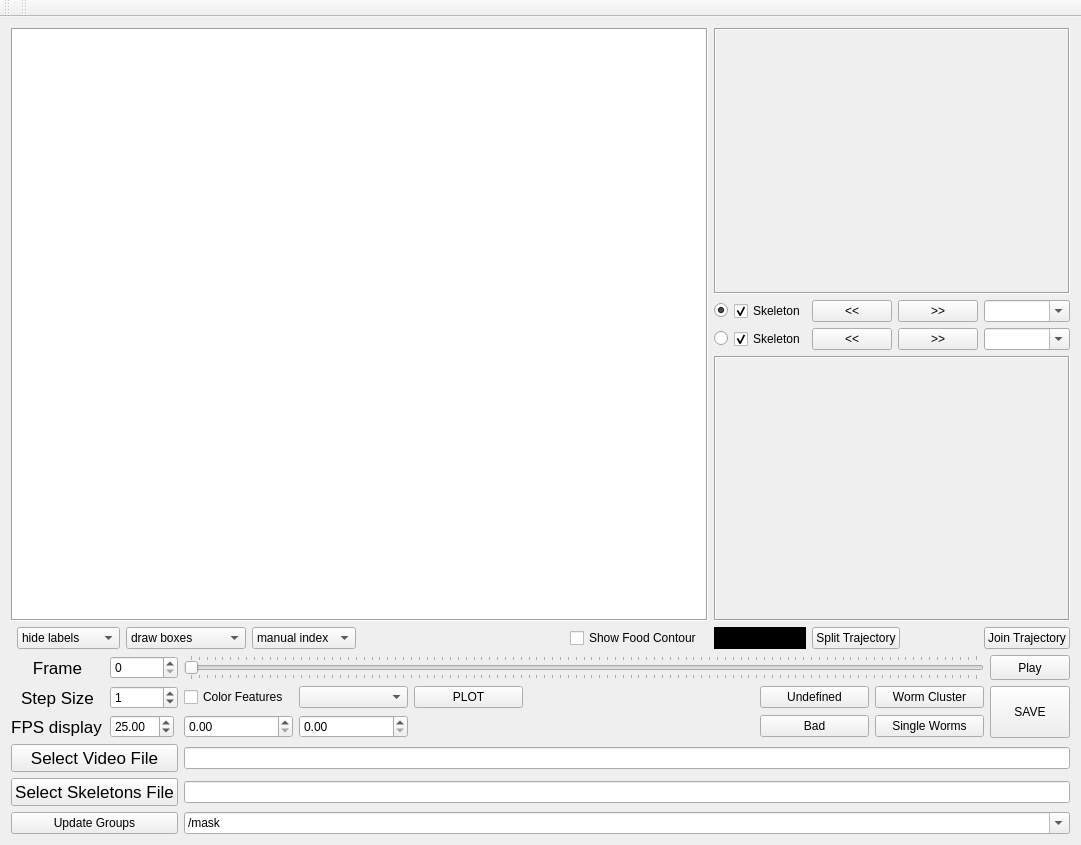
First picture: the form in tierpsy/gui/QtDesignerFiles/MWTrackerViewer.ui, repository ver228/tierpsy-tracker, before the edit.
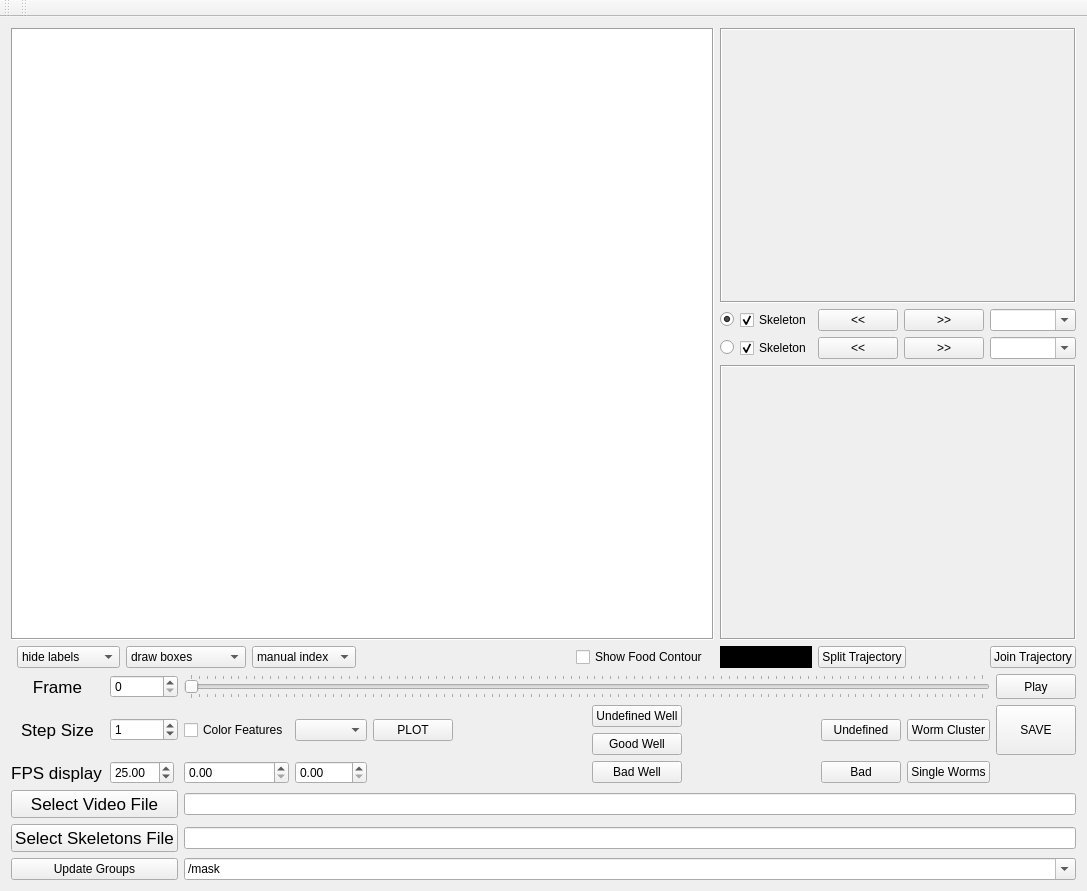
Second picture: the form after the edit.

Commit message: good/bad wells: added column in wells dataframe in FOVMultiWellsSplitter class, and plotting function. Added buttons to the guy (no callback yet)

Patch:
```diff
--- a/tierpsy/gui/QtDesignerFiles/MWTrackerViewer.ui
+++ b/tierpsy/gui/QtDesignerFiles/MWTrackerViewer.ui
@@ -6,8 +6,8 @@
    <rect>
     <x>0</x>
     <y>0</y>
-    <width>1081</width>
-    <height>845</height>
+    <width>1087</width>
+    <height>891</height>
    </rect>
   </property>
   <property name="sizePolicy">
@@ -26,318 +26,12 @@
    <property name="enabled">
     <bool>true</bool>
    </property>
-   <layout class="QGridLayout" name="gridLayout_4">
-    <item row="1" column="0">
-     <layout class="QGridLayout" name="gridLayout" columnstretch="0,0,0,0,0,0,0,0,0,0,0,0,0">
-      <item row="4" column="5" colspan="8">
-       <widget class="QLineEdit" name="lineEdit_video">
-        <property name="text">
-         <string/>
-        </property>
-       </widget>
-      </item>
-      <item row="6" column="0" colspan="2">
-       <widget class="QPushButton" name="pushButton_h5groups">
-        <property name="text">
-         <string>Update Groups</string>
-        </property>
-       </widget>
-      </item>
-      <item row="2" column="1">
-       <widget class="QSpinBox" name="spinBox_step">
-        <property name="maximum">
-         <number>100000</number>
-        </property>
-        <property name="value">
-         <number>1</number>
-        </property>
-       </widget>
-      </item>
-      <item row="6" column="5" colspan="8">
-       <widget class="QComboBox" name="comboBox_h5path">
-        <property name="editable">
-         <bool>true</bool>
-        </property>
-        <item>
-         <property name="text">
-          <string>/mask</string>
-         </property>
-        </item>
-        <item>
-         <property name="text">
-          <string>/full_data</string>
-         </property>
-        </item>
-       </widget>
-      </item>
-      <item row="0" column="12">
-       <widget class="QPushButton" name="playButton">
-        <property name="sizePolicy">
-         <sizepolicy hsizetype="Minimum" vsizetype="Minimum">
-          <horstretch>0</horstretch>
-          <verstretch>0</verstretch>
-         </sizepolicy>
-        </property>
-        <property name="text">
-         <string>Play</string>
-        </property>
-        <property name="checkable">
-         <bool>false</bool>
-        </property>
-       </widget>
-      </item>
-      <item row="2" column="0">
-       <widget class="QLabel" name="label_step">
-        <property name="font">
-         <font>
-          <pointsize>13</pointsize>
-         </font>
-        </property>
-        <property name="text">
-         <string>Step Size</string>
-        </property>
-        <property name="alignment">
-         <set>Qt::AlignCenter</set>
-        </property>
-       </widget>
-      </item>
-      <item row="5" column="0" colspan="2">
-       <widget class="QPushButton" name="pushButton_skel">
-        <property name="sizePolicy">
-         <sizepolicy hsizetype="Expanding" vsizetype="Fixed">
-          <horstretch>0</horstretch>
-          <verstretch>0</verstretch>
-         </sizepolicy>
-        </property>
-        <property name="font">
-         <font>
-          <pointsize>13</pointsize>
-         </font>
-        </property>
-        <property name="text">
-         <string>Select Skeletons File</string>
-        </property>
-       </widget>
-      </item>
-      <item row="0" column="5" colspan="7">
-       <widget class="QSlider" name="imageSlider">
-        <property name="sizePolicy">
-         <sizepolicy hsizetype="Expanding" vsizetype="Fixed">
-          <horstretch>0</horstretch>
-          <verstretch>0</verstretch>
-         </sizepolicy>
-        </property>
-        <property name="cursor">
-         <cursorShape>OpenHandCursor</cursorShape>
-        </property>
-        <property name="mouseTracking">
-         <bool>true</bool>
-        </property>
-        <property name="autoFillBackground">
-         <bool>false</bool>
-        </property>
-        <property name="maximum">
-         <number>100</number>
-        </property>
-        <property name="orientation">
-         <enum>Qt::Horizontal</enum>
-        </property>
-        <property name="invertedAppearance">
-         <bool>false</bool>
-        </property>
-        <property name="invertedControls">
-         <bool>false</bool>
-        </property>
-        <property name="tickPosition">
-         <enum>QSlider::TicksBothSides</enum>
-        </property>
-       </widget>
-      </item>
-      <item row="4" column="0" colspan="2">
-       <widget class="QPushButton" name="pushButton_video">
-        <property name="sizePolicy">
-         <sizepolicy hsizetype="Expanding" vsizetype="Fixed">
-          <horstretch>0</horstretch>
-          <verstretch>0</verstretch>
-         </sizepolicy>
-        </property>
-        <property name="font">
-         <font>
-          <pointsize>13</pointsize>
-         </font>
-        </property>
-        <property name="text">
-         <string>Select Video File</string>
-        </property>
-       </widget>
-      </item>
-      <item row="5" column="5" colspan="8">
-       <widget class="QLineEdit" name="lineEdit_skel"/>
-      </item>
-      <item row="0" column="0">
-       <widget class="QLabel" name="label_frame">
-        <property name="font">
-         <font>
-          <pointsize>13</pointsize>
-         </font>
-        </property>
-        <property name="text">
-         <string>Frame</string>
-        </property>
-        <property name="alignment">
-         <set>Qt::AlignCenter</set>
-        </property>
-       </widget>
-      </item>
-      <item row="3" column="1">
-       <widget class="QDoubleSpinBox" name="doubleSpinBox_fps">
-        <property name="sizePolicy">
-         <sizepolicy hsizetype="Maximum" vsizetype="Fixed">
-          <horstretch>0</horstretch>
-          <verstretch>0</verstretch>
-         </sizepolicy>
-        </property>
-        <property name="maximum">
-         <double>100.000000000000000</double>
-        </property>
-        <property name="value">
-         <double>25.000000000000000</double>
-        </property>
-       </widget>
-      </item>
-      <item row="0" column="1">
-       <widget class="QSpinBox" name="spinBox_frame"/>
-      </item>
-      <item row="3" column="0">
-       <widget class="QLabel" name="label_fps">
-        <property name="sizePolicy">
-         <sizepolicy hsizetype="Maximum" vsizetype="Preferred">
-          <horstretch>0</horstretch>
-          <verstretch>0</verstretch>
-         </sizepolicy>
-        </property>
-        <property name="font">
-         <font>
-          <pointsize>13</pointsize>
-         </font>
-        </property>
-        <property name="text">
-         <string>FPS display</string>
-        </property>
-        <property name="alignment">
-         <set>Qt::AlignCenter</set>
-        </property>
-       </widget>
-      </item>
-      <item row="2" column="12" rowspan="2">
-       <widget class="QPushButton" name="pushButton_save">
-        <property name="sizePolicy">
-         <sizepolicy hsizetype="Maximum" vsizetype="Minimum">
-          <horstretch>0</horstretch>
-          <verstretch>0</verstretch>
-         </sizepolicy>
-        </property>
-        <property name="text">
-         <string>SAVE</string>
-        </property>
-       </widget>
-      </item>
-      <item row="2" column="6">
-       <widget class="QComboBox" name="feature_column"/>
-      </item>
-      <item row="2" column="11">
-       <widget class="QPushButton" name="pushButton_WS">
-        <property name="sizePolicy">
-         <sizepolicy hsizetype="Minimum" vsizetype="Fixed">
-          <horstretch>0</horstretch>
-          <verstretch>0</verstretch>
-         </sizepolicy>
-        </property>
-        <property name="text">
-         <string>Worm Cluster</string>
-        </property>
-       </widget>
-      </item>
-      <item row="2" column="5">
-       <widget class="QCheckBox" name="is_color_features">
-        <property name="text">
-         <string>Color Features</string>
-        </property>
-       </widget>
-      </item>
-      <item row="2" column="10">
-       <widget class="QPushButton" name="pushButton_U">
-        <property name="sizePolicy">
-         <sizepolicy hsizetype="Minimum" vsizetype="Fixed">
-          <horstretch>0</horstretch>
-          <verstretch>0</verstretch>
-         </sizepolicy>
-        </property>
-        <property name="text">
-         <string>Undefined</string>
-        </property>
-       </widget>
-      </item>
-      <item row="3" column="5">
-       <widget class="QDoubleSpinBox" name="feat_min_value"/>
-      </item>
-      <item row="3" column="6">
-       <widget class="QDoubleSpinBox" name="feat_max_value"/>
-      </item>
-      <item row="3" column="11">
-       <widget class="QPushButton" name="pushButton_W">
-        <property name="text">
-         <string>Single Worms</string>
-        </property>
-       </widget>
-      </item>
-      <item row="3" column="10">
-       <widget class="QPushButton" name="pushButton_B">
-        <property name="text">
-         <string>Bad</string>
-        </property>
-       </widget>
-      </item>
-      <item row="2" column="7">
-       <widget class="QPushButton" name="pushButton_plot">
-        <property name="text">
-         <string>PLOT</string>
-        </property>
-       </widget>
-      </item>
-     </layout>
-    </item>
+   <layout class="QGridLayout" name="gridLayout_2">
     <item row="0" column="0">
      <layout class="QGridLayout" name="gridLayout_3">
       <property name="sizeConstraint">
        <enum>QLayout::SetMinimumSize</enum>
       </property>
-      <item row="2" column="15">
-       <widget class="QPushButton" name="pushButton_ROI2_RW">
-        <property name="sizePolicy">
-         <sizepolicy hsizetype="Fixed" vsizetype="Fixed">
-          <horstretch>0</horstretch>
-          <verstretch>0</verstretch>
-         </sizepolicy>
-        </property>
-        <property name="text">
-         <string>&lt;&lt;</string>
-        </property>
-       </widget>
-      </item>
-      <item row="2" column="16">
-       <widget class="QPushButton" name="pushButton_ROI2_FF">
-        <property name="sizePolicy">
-         <sizepolicy hsizetype="Fixed" vsizetype="Fixed">
-          <horstretch>0</horstretch>
-          <verstretch>0</verstretch>
-         </sizepolicy>
-        </property>
-        <property name="text">
-         <string>&gt;&gt;</string>
-        </property>
-       </widget>
-      </item>
       <item row="0" column="0" rowspan="4" colspan="8">
        <widget class="QGraphicsView" name="mainGraphicsView">
         <property name="sizePolicy">
@@ -369,31 +63,35 @@
         </property>
        </widget>
       </item>
-      <item row="4" column="1">
-       <widget class="QComboBox" name="comboBox_showLabels">
-        <item>
-         <property name="text">
-          <string>hide labels</string>
-         </property>
-        </item>
-        <item>
-         <property name="text">
-          <string>all labels</string>
-         </property>
-        </item>
-        <item>
-         <property name="text">
-          <string>filtered labels</string>
-         </property>
-        </item>
+      <item row="1" column="16">
+       <widget class="QPushButton" name="pushButton_ROI1_FF">
+        <property name="sizePolicy">
+         <sizepolicy hsizetype="Fixed" vsizetype="Fixed">
+          <horstretch>0</horstretch>
+          <verstretch>0</verstretch>
+         </sizepolicy>
+        </property>
+        <property name="text">
+         <string>&gt;&gt;</string>
+        </property>
        </widget>
       </item>
-      <item row="1" column="11">
-       <widget class="QRadioButton" name="radioButton_ROI1">
+      <item row="2" column="16">
+       <widget class="QPushButton" name="pushButton_ROI2_FF">
+        <property name="sizePolicy">
+         <sizepolicy hsizetype="Fixed" vsizetype="Fixed">
+          <horstretch>0</horstretch>
+          <verstretch>0</verstretch>
+         </sizepolicy>
+        </property>
         <property name="text">
-         <string/>
+         <string>&gt;&gt;</string>
         </property>
-        <property name="checked">
+       </widget>
+      </item>
+      <item row="2" column="17">
+       <widget class="QComboBox" name="comboBox_ROI2">
+        <property name="editable">
          <bool>true</bool>
         </property>
        </widget>
@@ -411,6 +109,25 @@
         </property>
        </widget>
       </item>
+      <item row="3" column="11" colspan="7">
+       <widget class="QLabel" name="wormCanvas2">
+        <property name="sizePolicy">
+         <sizepolicy hsizetype="Ignored" vsizetype="Ignored">
+          <horstretch>0</horstretch>
+          <verstretch>0</verstretch>
+         </sizepolicy>
+        </property>
+        <property name="frameShape">
+         <enum>QFrame::Box</enum>
+        </property>
+        <property name="frameShadow">
+         <enum>QFrame::Sunken</enum>
+        </property>
+        <property name="text">
+         <string/>
+        </property>
+       </widget>
+      </item>
       <item row="2" column="11">
        <widget class="QRadioButton" name="radioButton_ROI2">
         <property name="text">
@@ -418,20 +135,6 @@
         </property>
        </widget>
       </item>
-      <item row="4" column="3">
-       <widget class="QComboBox" name="comboBox_labelType">
-        <item>
-         <property name="text">
-          <string>manual index</string>
-         </property>
-        </item>
-        <item>
-         <property name="text">
-          <string>auto index</string>
-         </property>
-        </item>
-       </widget>
-      </item>
       <item row="0" column="11" colspan="7">
        <widget class="QLabel" name="wormCanvas1">
         <property name="sizePolicy">
@@ -451,27 +154,54 @@
         </property>
        </widget>
       </item>
-      <item row="3" column="11" colspan="7">
-       <widget class="QLabel" name="wormCanvas2">
-        <property name="sizePolicy">
-         <sizepolicy hsizetype="Ignored" vsizetype="Ignored">
-          <horstretch>0</horstretch>
-          <verstretch>0</verstretch>
-         </sizepolicy>
-        </property>
-        <property name="frameShape">
-         <enum>QFrame::Box</enum>
-        </property>
-        <property name="frameShadow">
-         <enum>QFrame::Sunken</enum>
-        </property>
+      <item row="1" column="11">
+       <widget class="QRadioButton" name="radioButton_ROI1">
         <property name="text">
          <string/>
         </property>
+        <property name="checked">
+         <bool>true</bool>
+        </property>
        </widget>
       </item>
-      <item row="1" column="16">
-       <widget class="QPushButton" name="pushButton_ROI1_FF">
+      <item row="1" column="17">
+       <widget class="QComboBox" name="comboBox_ROI1">
+        <property name="editable">
+         <bool>true</bool>
+        </property>
+       </widget>
+      </item>
+      <item row="1" column="12" colspan="3">
+       <widget class="QCheckBox" name="checkBox_ROI1">
+        <property name="text">
+         <string>Skeleton</string>
+        </property>
+        <property name="checked">
+         <bool>true</bool>
+        </property>
+       </widget>
+      </item>
+      <item row="4" column="1">
+       <widget class="QComboBox" name="comboBox_showLabels">
+        <item>
+         <property name="text">
+          <string>hide labels</string>
+         </property>
+        </item>
+        <item>
+         <property name="text">
+          <string>all labels</string>
+         </property>
+        </item>
+        <item>
+         <property name="text">
+          <string>filtered labels</string>
+         </property>
+        </item>
+       </widget>
+      </item>
+      <item row="2" column="15">
+       <widget class="QPushButton" name="pushButton_ROI2_RW">
         <property name="sizePolicy">
          <sizepolicy hsizetype="Fixed" vsizetype="Fixed">
           <horstretch>0</horstretch>
@@ -479,7 +209,17 @@
          </sizepolicy>
         </property>
         <property name="text">
-         <string>&gt;&gt;</string>
+         <string>&lt;&lt;</string>
+        </property>
+       </widget>
+      </item>
+      <item row="2" column="12" colspan="3">
+       <widget class="QCheckBox" name="checkBox_ROI2">
+        <property name="text">
+         <string>Skeleton</string>
+        </property>
+        <property name="checked">
+         <bool>true</bool>
         </property>
        </widget>
       </item>
@@ -497,6 +237,27 @@
         </item>
        </widget>
       </item>
+      <item row="4" column="3">
+       <widget class="QComboBox" name="comboBox_labelType">
+        <item>
+         <property name="text">
+          <string>manual index</string>
+         </property>
+        </item>
+        <item>
+         <property name="text">
+          <string>auto index</string>
+         </property>
+        </item>
+       </widget>
+      </item>
+      <item row="4" column="6">
+       <widget class="QCheckBox" name="checkBox_showFood">
+        <property name="text">
+         <string>Show Food Contour</string>
+        </property>
+       </widget>
+      </item>
       <item row="4" column="5">
        <spacer name="horizontalSpacer_2">
         <property name="orientation">
@@ -513,47 +274,6 @@
         </property>
        </spacer>
       </item>
-      <item row="1" column="17">
-       <widget class="QComboBox" name="comboBox_ROI1">
-        <property name="editable">
-         <bool>true</bool>
-        </property>
-       </widget>
-      </item>
-      <item row="2" column="17">
-       <widget class="QComboBox" name="comboBox_ROI2">
-        <property name="editable">
-         <bool>true</bool>
-        </property>
-       </widget>
-      </item>
-      <item row="4" column="17">
-       <widget class="QPushButton" name="pushButton_join">
-        <property name="text">
-         <string>Join Trajectory</string>
-        </property>
-       </widget>
-      </item>
-      <item row="1" column="12" colspan="3">
-       <widget class="QCheckBox" name="checkBox_ROI1">
-        <property name="text">
-         <string>Skeleton</string>
-        </property>
-        <property name="checked">
-         <bool>true</bool>
-        </property>
-       </widget>
-      </item>
-      <item row="2" column="12" colspan="3">
-       <widget class="QCheckBox" name="checkBox_ROI2">
-        <property name="text">
-         <string>Skeleton</string>
-        </property>
-        <property name="checked">
-         <bool>true</bool>
-        </property>
-       </widget>
-      </item>
       <item row="4" column="11" colspan="4">
        <widget class="QLabel" name="intensity_label">
         <property name="sizePolicy">
@@ -583,25 +303,350 @@
         </property>
        </widget>
       </item>
-      <item row="4" column="6">
-       <widget class="QCheckBox" name="checkBox_showFood">
+      <item row="4" column="17">
+       <widget class="QPushButton" name="pushButton_join">
         <property name="text">
-         <string>Show Food Contour</string>
+         <string>Join Trajectory</string>
+        </property>
+       </widget>
+      </item>
+     </layout>
+    </item>
+    <item row="1" column="0">
+     <layout class="QGridLayout" name="gridLayout">
+      <item row="0" column="2" colspan="8">
+       <widget class="QSlider" name="imageSlider">
+        <property name="sizePolicy">
+         <sizepolicy hsizetype="Expanding" vsizetype="Fixed">
+          <horstretch>0</horstretch>
+          <verstretch>0</verstretch>
+         </sizepolicy>
+        </property>
+        <property name="cursor">
+         <cursorShape>OpenHandCursor</cursorShape>
+        </property>
+        <property name="mouseTracking">
+         <bool>true</bool>
+        </property>
+        <property name="autoFillBackground">
+         <bool>false</bool>
+        </property>
+        <property name="maximum">
+         <number>100</number>
+        </property>
+        <property name="orientation">
+         <enum>Qt::Horizontal</enum>
+        </property>
+        <property name="invertedAppearance">
+         <bool>false</bool>
+        </property>
+        <property name="invertedControls">
+         <bool>false</bool>
+        </property>
+        <property name="tickPosition">
+         <enum>QSlider::TicksBothSides</enum>
+        </property>
+       </widget>
+      </item>
+      <item row="1" column="0" rowspan="2">
+       <widget class="QLabel" name="label_step">
+        <property name="font">
+         <font>
+          <pointsize>13</pointsize>
+         </font>
+        </property>
+        <property name="text">
+         <string>Step Size</string>
+        </property>
+        <property name="alignment">
+         <set>Qt::AlignCenter</set>
+        </property>
+       </widget>
+      </item>
+      <item row="1" column="1" rowspan="2">
+       <widget class="QSpinBox" name="spinBox_step">
+        <property name="maximum">
+         <number>100000</number>
+        </property>
+        <property name="value">
+         <number>1</number>
+        </property>
+       </widget>
+      </item>
+      <item row="1" column="2" rowspan="2">
+       <widget class="QCheckBox" name="is_color_features">
+        <property name="text">
+         <string>Color Features</string>
+        </property>
+       </widget>
+      </item>
+      <item row="1" column="3" rowspan="2">
+       <widget class="QComboBox" name="feature_column"/>
+      </item>
+      <item row="1" column="4" rowspan="2">
+       <widget class="QPushButton" name="pushButton_plot">
+        <property name="text">
+         <string>PLOT</string>
+        </property>
+       </widget>
+      </item>
+      <item row="0" column="1">
+       <widget class="QSpinBox" name="spinBox_frame"/>
+      </item>
+      <item row="0" column="0">
+       <widget class="QLabel" name="label_frame">
+        <property name="font">
+         <font>
+          <pointsize>13</pointsize>
+         </font>
+        </property>
+        <property name="text">
+         <string>Frame</string>
+        </property>
+        <property name="alignment">
+         <set>Qt::AlignCenter</set>
+        </property>
+       </widget>
+      </item>
+      <item row="1" column="5" rowspan="2">
+       <spacer name="horizontalSpacer">
+        <property name="orientation">
+         <enum>Qt::Horizontal</enum>
+        </property>
+        <property name="sizeHint" stdset="0">
+         <size>
+          <width>40</width>
+          <height>20</height>
+         </size>
+        </property>
+       </spacer>
+      </item>
+      <item row="1" column="6">
+       <widget class="QPushButton" name="pushButton">
+        <property name="text">
+         <string>Undefined Well</string>
+        </property>
+       </widget>
+      </item>
+      <item row="1" column="9" rowspan="2">
+       <widget class="QPushButton" name="pushButton_WS">
+        <property name="sizePolicy">
+         <sizepolicy hsizetype="Minimum" vsizetype="Fixed">
+          <horstretch>0</horstretch>
+          <verstretch>0</verstretch>
+         </sizepolicy>
+        </property>
+        <property name="text">
+         <string>Worm Cluster</string>
+        </property>
+       </widget>
+      </item>
+      <item row="1" column="7" rowspan="2">
+       <spacer name="horizontalSpacer_3">
+        <property name="orientation">
+         <enum>Qt::Horizontal</enum>
+        </property>
+        <property name="sizeHint" stdset="0">
+         <size>
+          <width>40</width>
+          <height>20</height>
+         </size>
+        </property>
+       </spacer>
+      </item>
+      <item row="1" column="8" rowspan="2">
+       <widget class="QPushButton" name="pushButton_U">
+        <property name="sizePolicy">
+         <sizepolicy hsizetype="Minimum" vsizetype="Fixed">
+          <horstretch>0</horstretch>
+          <verstretch>0</verstretch>
+         </sizepolicy>
+        </property>
+        <property name="text">
+         <string>Undefined</string>
+        </property>
+       </widget>
+      </item>
+      <item row="1" column="10" rowspan="2">
+       <widget class="QPushButton" name="pushButton_save">
+        <property name="sizePolicy">
+         <sizepolicy hsizetype="Maximum" vsizetype="Minimum">
+          <horstretch>0</horstretch>
+          <verstretch>0</verstretch>
+         </sizepolicy>
+        </property>
+        <property name="text">
+         <string>SAVE</string>
+        </property>
+       </widget>
+      </item>
+      <item row="2" column="6">
+       <widget class="QPushButton" name="pushButton_2">
+        <property name="text">
+         <string>Good Well</string>
+        </property>
+       </widget>
+      </item>
+      <item row="3" column="0">
+       <widget class="QLabel" name="label_fps">
+        <property name="sizePolicy">
+         <sizepolicy hsizetype="Maximum" vsizetype="Preferred">
+          <horstretch>0</horstretch>
+          <verstretch>0</verstretch>
+         </sizepolicy>
+        </property>
+        <property name="font">
+         <font>
+          <pointsize>13</pointsize>
+         </font>
+        </property>
+        <property name="text">
+         <string>FPS display</string>
+        </property>
+        <property name="alignment">
+         <set>Qt::AlignCenter</set>
+        </property>
+       </widget>
+      </item>
+      <item row="3" column="1">
+       <widget class="QDoubleSpinBox" name="doubleSpinBox_fps">
+        <property name="sizePolicy">
+         <sizepolicy hsizetype="Maximum" vsizetype="Fixed">
+          <horstretch>0</horstretch>
+          <verstretch>0</verstretch>
+         </sizepolicy>
+        </property>
+        <property name="maximum">
+         <double>100.000000000000000</double>
+        </property>
+        <property name="value">
+         <double>25.000000000000000</double>
+        </property>
+       </widget>
+      </item>
+      <item row="3" column="2">
+       <widget class="QDoubleSpinBox" name="feat_min_value"/>
+      </item>
+      <item row="3" column="3">
+       <widget class="QDoubleSpinBox" name="feat_max_value"/>
+      </item>
+      <item row="3" column="6">
+       <widget class="QPushButton" name="pushButton_3">
+        <property name="text">
+         <string>Bad Well</string>
+        </property>
+       </widget>
+      </item>
+      <item row="3" column="8">
+       <widget class="QPushButton" name="pushButton_B">
+        <property name="text">
+         <string>Bad</string>
+        </property>
+       </widget>
+      </item>
+      <item row="3" column="9">
+       <widget class="QPushButton" name="pushButton_W">
+        <property name="text">
+         <string>Single Worms</string>
+        </property>
+       </widget>
+      </item>
+      <item row="4" column="0" colspan="2">
+       <widget class="QPushButton" name="pushButton_video">
+        <property name="sizePolicy">
+         <sizepolicy hsizetype="Expanding" vsizetype="Fixed">
+          <horstretch>0</horstretch>
+          <verstretch>0</verstretch>
+         </sizepolicy>
+        </property>
+        <property name="font">
+         <font>
+          <pointsize>13</pointsize>
+         </font>
+        </property>
+        <property name="text">
+         <string>Select Video File</string>
+        </property>
+       </widget>
+      </item>
+      <item row="4" column="2" colspan="9">
+       <widget class="QLineEdit" name="lineEdit_video">
+        <property name="text">
+         <string/>
+        </property>
+       </widget>
+      </item>
+      <item row="5" column="0" colspan="2">
+       <widget class="QPushButton" name="pushButton_skel">
+        <property name="sizePolicy">
+         <sizepolicy hsizetype="Expanding" vsizetype="Fixed">
+          <horstretch>0</horstretch>
+          <verstretch>0</verstretch>
+         </sizepolicy>
+        </property>
+        <property name="font">
+         <font>
+          <pointsize>13</pointsize>
+         </font>
+        </property>
+        <property name="text">
+         <string>Select Skeletons File</string>
+        </property>
+       </widget>
+      </item>
+      <item row="5" column="2" colspan="9">
+       <widget class="QLineEdit" name="lineEdit_skel"/>
+      </item>
+      <item row="6" column="0" colspan="2">
+       <widget class="QPushButton" name="pushButton_h5groups">
+        <property name="text">
+         <string>Update Groups</string>
+        </property>
+       </widget>
+      </item>
+      <item row="6" column="2" colspan="9">
+       <widget class="QComboBox" name="comboBox_h5path">
+        <property name="editable">
+         <bool>true</bool>
+        </property>
+        <item>
+         <property name="text">
+          <string>/mask</string>
+         </property>
+        </item>
+        <item>
+         <property name="text">
+          <string>/full_data</string>
+         </property>
+        </item>
+       </widget>
+      </item>
+      <item row="0" column="10">
+       <widget class="QPushButton" name="playButton">
+        <property name="sizePolicy">
+         <sizepolicy hsizetype="Minimum" vsizetype="Minimum">
+          <horstretch>0</horstretch>
+          <verstretch>0</verstretch>
+         </sizepolicy>
+        </property>
+        <property name="text">
+         <string>Play</string>
+        </property>
+        <property name="checkable">
+         <bool>false</bool>
         </property>
        </widget>
       </item>
      </layout>
     </item>
    </layout>
-   <zorder></zorder>
-   <zorder></zorder>
   </widget>
   <widget class="QMenuBar" name="menuBar">
    <property name="geometry">
     <rect>
      <x>0</x>
      <y>0</y>
-     <width>1081</width>
+     <width>1087</width>
      <height>22</height>
     </rect>
    </property>
```
The commit also changes 3 other files.
